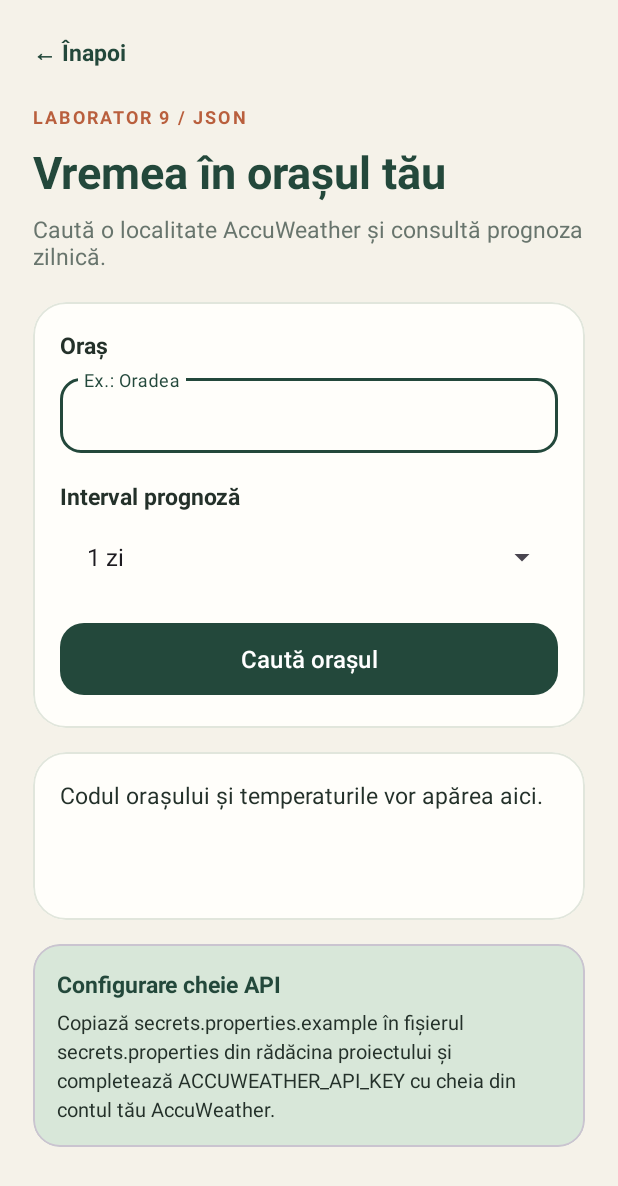
After one commit to catalinaaa26/Ionescu_Ioana_Catalina_ActivitateDAM2026, an Android app: the WeatherActivity screen opened directly, with no data from a screen before it, on a phone screen of 412 x 824 dp. The commit adds this screen. Shown: the top 1186 px of the screen. Run offline under Robolectric (Android 15) with nearby library versions, the phone set to English and light mode, and no system bars.

Commit message:
Adauga modulul AccuWeather pentru laboratorul JSON

```diff
--- a/app/build.gradle.kts
+++ b/app/build.gradle.kts
@@ -40,6 +40,7 @@ dependencies {
     implementation(libs.material)
     implementation(libs.activity)
     implementation(libs.constraintlayout)
+    implementation(project(":weather"))
     testImplementation(libs.junit)
     androidTestImplementation(libs.ext.junit)
     androidTestImplementation(libs.espresso.core)
--- a/app/src/main/java/ro/example/lifecyclejava/MainActivity.java
+++ b/app/src/main/java/ro/example/lifecyclejava/MainActivity.java
@@ -8,6 +8,8 @@ import android.widget.TextView;
 import android.widget.Toast;
 
 import java.util.ArrayList;
+
+import ro.example.weather.WeatherActivity;
 
 public class MainActivity extends LifecycleLoggingActivity {
     private static final int REQUEST_ADD_ARICI = 10;
@@ -43,6 +45,10 @@ public class MainActivity extends LifecycleLoggingActivity {
         Button galleryButton = findViewById(R.id.button_open_hedgehog_gallery);
         galleryButton.setOnClickListener(view ->
                 startActivity(new Intent(MainActivity.this, HedgehogGalleryActivity.class)));
+
+        Button weatherButton = findViewById(R.id.button_open_weather);
+        weatherButton.setOnClickListener(view ->
+                startActivity(new Intent(MainActivity.this, WeatherActivity.class)));
         updateAriciPreview();
     }
 
--- a/app/src/main/res/values/strings.xml
+++ b/app/src/main/res/values/strings.xml
@@ -38,6 +38,7 @@
     <string name="update_arici">Salvează modificările</string>
     <string name="arici_updated">Datele ariciului au fost actualizate.</string>
     <string name="open_hedgehog_gallery">Galerie foto despre arici</string>
+    <string name="open_weather_module">Vremea în orașul meu · AccuWeather</string>
     <string name="gallery_eyebrow">FOTOGRAFII DIN NATURĂ</string>
     <string name="gallery_title">Galerie de arici</string>
     <string name="gallery_subtitle">Atinge o fotografie pentru a deschide pagina cu detalii.</string>
--- a/gradle/libs.versions.toml
+++ b/gradle/libs.versions.toml
@@ -19,3 +19,4 @@ constraintlayout = { group = "androidx.constraintlayout", name = "constraintlayo
 
 [plugins]
 android-application = { id = "com.android.application", version.ref = "agp" }
+android-library = { id = "com.android.library", version.ref = "agp" }
--- a/settings.gradle.kts
+++ b/settings.gradle.kts
@@ -23,4 +23,4 @@ dependencyResolutionManagement {
 }
 
 rootProject.name = "Catalina2"
-include(":app")
+include(":app", ":weather")
--- /dev/null
+++ b/weather/src/main/res/layout/activity_weather.xml
@@ -0,0 +1,191 @@
+<?xml version="1.0" encoding="utf-8"?>
+<ScrollView xmlns:android="http://schemas.android.com/apk/res/android"
+    xmlns:app="http://schemas.android.com/apk/res-auto"
+    android:layout_width="match_parent"
+    android:layout_height="match_parent"
+    android:background="@color/weather_cream"
+    android:fillViewport="true"
+    android:fitsSystemWindows="true">
+
+    <LinearLayout
+        android:layout_width="match_parent"
+        android:layout_height="wrap_content"
+        android:orientation="vertical"
+        android:paddingStart="22dp"
+        android:paddingTop="16dp"
+        android:paddingEnd="22dp"
+        android:paddingBottom="28dp">
+
+        <TextView
+            android:id="@+id/button_weather_back"
+            android:layout_width="wrap_content"
+            android:layout_height="wrap_content"
+            android:paddingTop="8dp"
+            android:paddingBottom="10dp"
+            android:text="@string/weather_back"
+            android:textColor="@color/weather_forest"
+            android:textSize="15sp"
+            android:textStyle="bold"
+            android:clickable="true"
+            android:focusable="true" />
+
+        <TextView
+            android:layout_width="wrap_content"
+            android:layout_height="wrap_content"
+            android:layout_marginTop="14dp"
+            android:letterSpacing="0.12"
+            android:text="@string/weather_eyebrow"
+            android:textColor="@color/weather_terracotta"
+            android:textSize="12sp"
+            android:textStyle="bold" />
+
+        <TextView
+            android:layout_width="match_parent"
+            android:layout_height="wrap_content"
+            android:layout_marginTop="8dp"
+            android:text="@string/weather_title"
+            android:textColor="@color/weather_forest"
+            android:textSize="30sp"
+            android:textStyle="bold" />
+
+        <TextView
+            android:layout_width="match_parent"
+            android:layout_height="wrap_content"
+            android:layout_marginTop="7dp"
+            android:layout_marginBottom="20dp"
+            android:text="@string/weather_subtitle"
+            android:textColor="@color/weather_muted"
+            android:textSize="15sp" />
+
+        <com.google.android.material.card.MaterialCardView
+            android:layout_width="match_parent"
+            android:layout_height="wrap_content"
+            app:cardBackgroundColor="@color/weather_card"
+            app:cardCornerRadius="22dp"
+            app:cardElevation="0dp"
+            app:strokeColor="@color/weather_line"
+            app:strokeWidth="1dp">
+
+            <LinearLayout
+                android:layout_width="match_parent"
+                android:layout_height="wrap_content"
+                android:orientation="vertical"
+                android:padding="18dp">
+
+                <TextView
+                    android:layout_width="match_parent"
+                    android:layout_height="wrap_content"
+                    android:text="@string/weather_city_label"
+                    android:textColor="@color/weather_ink"
+                    android:textSize="15sp"
+                    android:textStyle="bold" />
+
+                <com.google.android.material.textfield.TextInputLayout
+                    android:layout_width="match_parent"
+                    android:layout_height="wrap_content"
+                    android:layout_marginTop="6dp"
+                    app:boxBackgroundMode="outline"
+                    app:boxCornerRadiusBottomEnd="14dp"
+                    app:boxCornerRadiusBottomStart="14dp"
+                    app:boxCornerRadiusTopEnd="14dp"
+                    app:boxCornerRadiusTopStart="14dp"
+                    app:boxStrokeColor="@color/weather_forest">
+
+                    <com.google.android.material.textfield.TextInputEditText
+                        android:id="@+id/input_weather_city"
+                        android:layout_width="match_parent"
+                        android:layout_height="wrap_content"
+                        android:hint="@string/weather_city_hint"
+                        android:inputType="textCapWords"
+                        android:maxLines="1"
+                        android:paddingTop="14dp"
+                        android:paddingBottom="14dp" />
+                </com.google.android.material.textfield.TextInputLayout>
+
+                <TextView
+                    android:layout_width="match_parent"
+                    android:layout_height="wrap_content"
+                    android:layout_marginTop="18dp"
+                    android:text="@string/weather_days_label"
+                    android:textColor="@color/weather_ink"
+                    android:textSize="15sp"
+                    android:textStyle="bold" />
+
+                <Spinner
+                    android:id="@+id/spinner_weather_days"
+                    android:layout_width="match_parent"
+                    android:layout_height="52dp"
+                    android:layout_marginTop="4dp"
+                    android:entries="@array/weather_forecast_days"
+                    android:paddingStart="10dp"
+                    android:paddingEnd="10dp" />
+
+                <com.google.android.material.button.MaterialButton
+                    android:id="@+id/button_weather_action"
+                    android:layout_width="match_parent"
+                    android:layout_height="56dp"
+                    android:layout_marginTop="14dp"
+                    android:text="@string/weather_search_button"
+                    android:textAllCaps="false"
+                    android:textSize="16sp"
+                    app:backgroundTint="@color/weather_forest"
+                    app:cornerRadius="16dp" />
+            </LinearLayout>
+        </com.google.android.material.card.MaterialCardView>
+
+        <com.google.android.material.card.MaterialCardView
+            android:layout_width="match_parent"
+            android:layout_height="wrap_content"
+            android:layout_marginTop="16dp"
+            app:cardBackgroundColor="@color/weather_card"
+            app:cardCornerRadius="22dp"
+            app:cardElevation="0dp"
+            app:strokeColor="@color/weather_line"
+            app:strokeWidth="1dp">
+
+            <TextView
+                android:id="@+id/text_weather_result"
+                android:layout_width="match_parent"
+                android:layout_height="wrap_content"
+                android:minHeight="112dp"
+                android:padding="18dp"
+                android:text="@string/weather_result_placeholder"
+                android:textColor="@color/weather_ink"
+                android:textSize="15sp"
+                android:lineSpacingExtra="5dp" />
+        </com.google.android.material.card.MaterialCardView>
+
+        <com.google.android.material.card.MaterialCardView
+            android:layout_width="match_parent"
+            android:layout_height="wrap_content"
+            android:layout_marginTop="16dp"
+            app:cardBackgroundColor="@color/weather_sage"
+            app:cardCornerRadius="18dp"
+            app:cardElevation="0dp">
+
+            <LinearLayout
+                android:layout_width="match_parent"
+                android:layout_height="wrap_content"
+                android:orientation="vertical"
+                android:padding="16dp">
+
+                <TextView
+                    android:layout_width="match_parent"
+                    android:layout_height="wrap_content"
+                    android:text="@string/weather_setup_title"
+                    android:textColor="@color/weather_forest"
+                    android:textSize="15sp"
+                    android:textStyle="bold" />
+
+                <TextView
+                    android:layout_width="match_parent"
+                    android:layout_height="wrap_content"
+                    android:layout_marginTop="5dp"
+                    android:text="@string/weather_setup_body"
+                    android:textColor="@color/weather_ink"
+                    android:textSize="13sp"
+                    android:lineSpacingExtra="3dp" />
+            </LinearLayout>
+        </com.google.android.material.card.MaterialCardView>
+    </LinearLayout>
+</ScrollView>
--- /dev/null
+++ b/weather/src/main/res/values/arrays.xml
@@ -0,0 +1,7 @@
+<?xml version="1.0" encoding="utf-8"?>
+<resources>
+    <string-array name="weather_forecast_days">
+        <item>1 zi</item>
+        <item>5 zile</item>
+    </string-array>
+</resources>
--- /dev/null
+++ b/weather/src/main/res/values/colors.xml
@@ -0,0 +1,11 @@
+<?xml version="1.0" encoding="utf-8"?>
+<resources>
+    <color name="weather_cream">#F5F2E9</color>
+    <color name="weather_forest">#23483B</color>
+    <color name="weather_sage">#D8E7D9</color>
+    <color name="weather_terracotta">#B95F3D</color>
+    <color name="weather_ink">#24312A</color>
+    <color name="weather_muted">#68756D</color>
+    <color name="weather_card">#FFFEFA</color>
+    <color name="weather_line">#E1E6DC</color>
+</resources>
--- /dev/null
+++ b/weather/src/main/res/values/plurals.xml
@@ -0,0 +1,7 @@
+<?xml version="1.0" encoding="utf-8"?>
+<resources>
+    <plurals name="weather_days">
+        <item quantity="one">%1$d zi</item>
+        <item quantity="other">%1$d zile</item>
+    </plurals>
+</resources>
--- /dev/null
+++ b/weather/src/main/res/values/strings.xml
@@ -0,0 +1,30 @@
+<?xml version="1.0" encoding="utf-8"?>
+<resources>
+    <string name="weather_back">←  Înapoi</string>
+    <string name="weather_eyebrow">LABORATOR 9  /  JSON</string>
+    <string name="weather_title">Vremea în orașul tău</string>
+    <string name="weather_subtitle">Caută o localitate AccuWeather și consultă prognoza zilnică.</string>
+    <string name="weather_city_label">Oraș</string>
+    <string name="weather_city_hint">Ex.: Oradea</string>
+    <string name="weather_days_label">Interval prognoză</string>
+    <string name="weather_search_button">Caută orașul</string>
+    <string name="weather_forecast_button">Afișează prognoza</string>
+    <string name="weather_refresh_button">Actualizează prognoza</string>
+    <string name="weather_result_placeholder">Codul orașului și temperaturile vor apărea aici.</string>
+    <string name="weather_setup_title">Configurare cheie API</string>
+    <string name="weather_setup_body">Copiază secrets.properties.example în fișierul secrets.properties din rădăcina proiectului și completează ACCUWEATHER_API_KEY cu cheia din contul tău AccuWeather.</string>
+    <string name="weather_api_key_missing">Cheia AccuWeather lipsește. Consultă instrucțiunile de configurare de pe ecran.</string>
+    <string name="weather_city_required">Introdu numele unui oraș.</string>
+    <string name="weather_city_not_found">Nu am găsit orașul. Încearcă altă denumire.</string>
+    <string name="weather_searching">Se caută localitatea…</string>
+    <string name="weather_loading_forecast">Se încarcă prognoza…</string>
+    <string name="weather_network_error">Nu am putut obține datele AccuWeather.</string>
+    <string name="weather_location_key">Cod AccuWeather (Key): %1$s</string>
+    <string name="weather_location_details">%1$s · %2$s · %3$s</string>
+    <string name="weather_forecast_heading">Prognoza pentru %1$s · %2$s</string>
+    <string name="weather_date">%1$s</string>
+    <string name="weather_min_max">Minimă: %1$s %3$s   Maximă: %2$s %3$s</string>
+    <string name="weather_day_phrase">Zi: %1$s</string>
+    <string name="weather_night_phrase">Noapte: %1$s</string>
+    <string name="weather_http_error">Răspuns HTTP %1$d</string>
+</resources>
```
Also changed, not shown: app/src/main/res/layout/activity_main.xml (+10 -0 lines), weather/build.gradle.kts (added, +41 -0 lines), weather/src/main/AndroidManifest.xml (added, +8 -0 lines), weather/src/main/java/ro/example/weather/WeatherActivity.java (added, +363 -0 lines), 3 other files.
